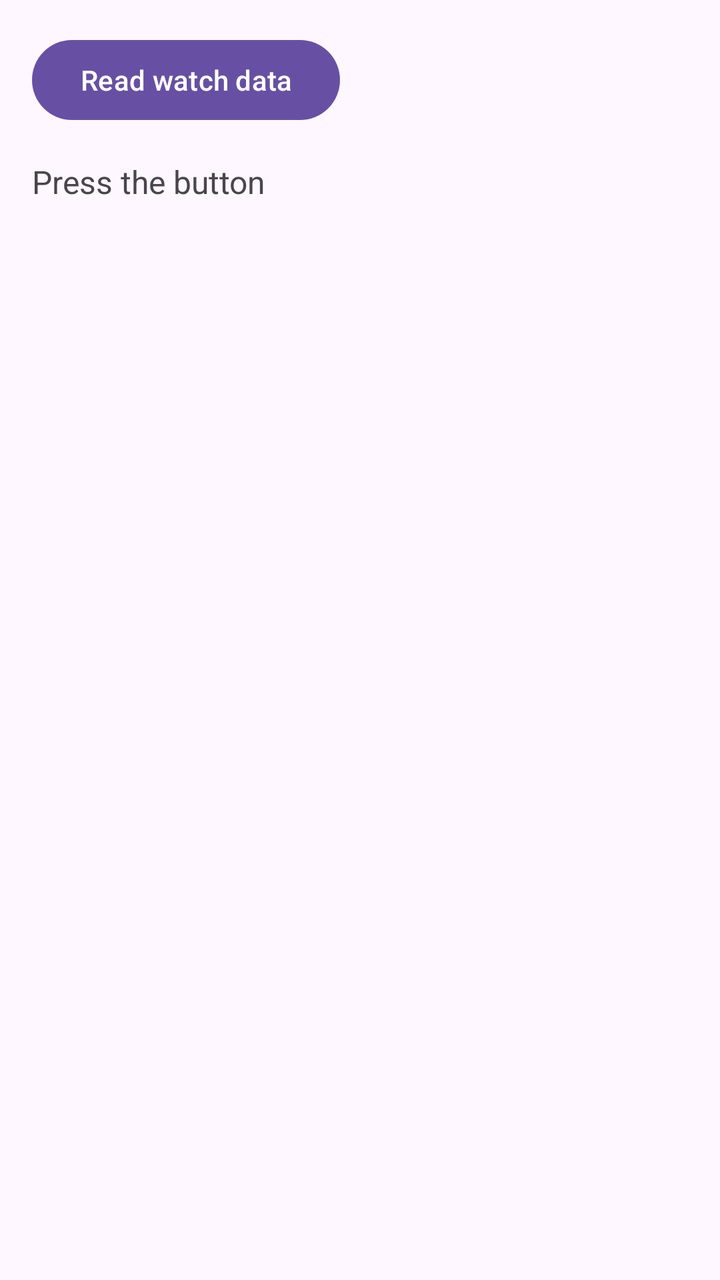
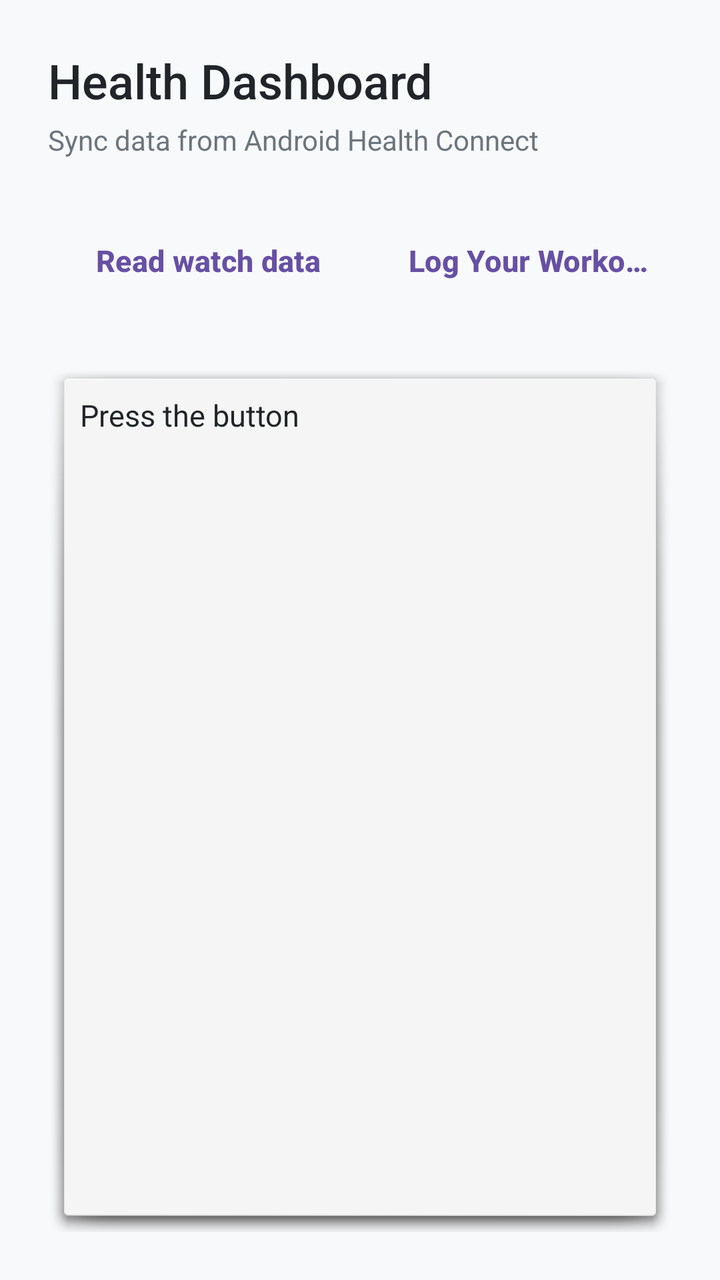

Screens rendered from an Android XML layout before and after an edit, with the pre-edit source and the edit as a unified diff.
<!-- AndroidManifest.xml: application theme Theme.PulseHealth -->
<!-- res/layout/fragment_health.xml -->
<?xml version="1.0" encoding="utf-8"?>
<LinearLayout xmlns:android="http://schemas.android.com/apk/res/android"
    xmlns:tools="http://schemas.android.com/tools"
    android:layout_width="match_parent"
    android:layout_height="match_parent"
    android:orientation="vertical"
    android:padding="16dp"
    tools:context=".HealthFragment">

    <Button
        android:id="@+id/btnRead"
        android:layout_width="wrap_content"
        android:layout_height="wrap_content"
        android:text="@string/read" />

    <ScrollView
        android:layout_width="match_parent"
        android:layout_height="match_parent"
        android:layout_marginTop="16dp">

        <TextView
            android:id="@+id/tvResult"
            android:layout_width="match_parent"
            android:layout_height="wrap_content"
            android:text="@string/press"
            android:textSize="16sp" />
    </ScrollView>
</LinearLayout>
<!-- resources referenced by this layout -->
<resources>
  <string name="press">Press the button</string>
  <string name="read">Read watch data</string>
  <style name="Theme.PulseHealth" parent="Base.Theme.PulseHealth" />
  <style name="Base.Theme.PulseHealth" parent="Theme.Material3.DayNight.NoActionBar">
          
          
      </style>
</resources>

<!-- the commit's change to res/layout/fragment_health.xml (unified diff, before → after) -->
@@ -4,25 +4,77 @@
     android:layout_width="match_parent"
     android:layout_height="match_parent"
     android:orientation="vertical"
-    android:padding="16dp"
+    android:padding="24dp"
+    android:background="#F8F9FA"
     tools:context=".HealthFragment">
 
-    <Button
-        android:id="@+id/btnRead"
+    
+    <TextView
         android:layout_width="wrap_content"
         android:layout_height="wrap_content"
-        android:text="@string/read" />
+        android:text="@string/health_dashboard"
+        android:textSize="24sp"
+        android:textColor="#212529"
+        android:fontFamily="sans-serif-medium"
+        android:layout_marginBottom="4dp"/>
 
+    <TextView
+        android:layout_width="wrap_content"
+        android:layout_height="wrap_content"
+        android:text="@string/sync_health"
+        android:textSize="14sp"
+        android:textColor="#6C757D"
+        android:layout_marginBottom="24dp"/>
+
+    
+    <LinearLayout
+        android:layout_width="match_parent"
+        android:layout_height="wrap_content"
+        android:orientation="horizontal"
+        android:layout_marginBottom="24dp"
+        style="?android:attr/buttonBarStyle">
+
+        <Button
+            android:id="@+id/btnRead"
+            android:layout_width="0dp"
+            android:layout_height="54dp"
+            android:layout_weight="1"
+            android:layout_marginEnd="8dp"
+            android:text="@string/read"
+            android:textSize="15sp"
+            android:textStyle="bold"
+            style="?android:attr/buttonBarButtonStyle" />
+
+        <Button
+            android:id="@+id/btnGoToLogger"
+            android:layout_width="0dp"
+            android:layout_height="54dp"
+            android:layout_weight="1"
+            android:layout_marginStart="8dp"
+            android:text="@string/log_workout"
+            android:textSize="15sp"
+            android:textStyle="bold"
+            style="?android:attr/buttonBarButtonStyle" />
+
+    </LinearLayout>
+
+    
     <ScrollView
         android:layout_width="match_parent"
-        android:layout_height="match_parent"
-        android:layout_marginTop="16dp">
+        android:layout_height="0dp"
+        android:layout_weight="1"
+        android:fillViewport="true"
+        android:background="@android:drawable/dialog_holo_light_frame"
+        android:padding="16dp">
 
         <TextView
             android:id="@+id/tvResult"
             android:layout_width="match_parent"
             android:layout_height="wrap_content"
             android:text="@string/press"
-            android:textSize="16sp" />
+            android:textColor="#212529"
+            android:textSize="15sp"
+            android:lineSpacingExtra="6sp"
+            android:fontFamily="sans-serif" />
     </ScrollView>
 </LinearLayout>
<!-- resource entries referenced after the edit -->
@@ -1,7 +1,10 @@
 <!-- resources referenced by this layout -->
 <resources>
+  <string name="health_dashboard">Health Dashboard</string>
+  <string name="log_workout">Log Your Workout</string>
   <string name="press">Press the button</string>
   <string name="read">Read watch data</string>
+  <string name="sync_health">Sync data from Android Health Connect</string>
   <style name="Theme.PulseHealth" parent="Base.Theme.PulseHealth" />
   <style name="Base.Theme.PulseHealth" parent="Theme.Material3.DayNight.NoActionBar">
           
